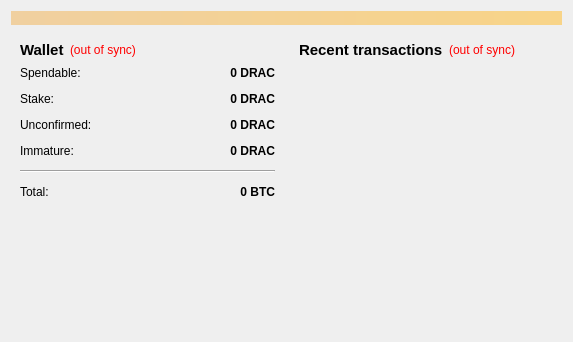
Qt form src/qt/forms/overviewpage.ui (dracula2017/btcb) before a commit.
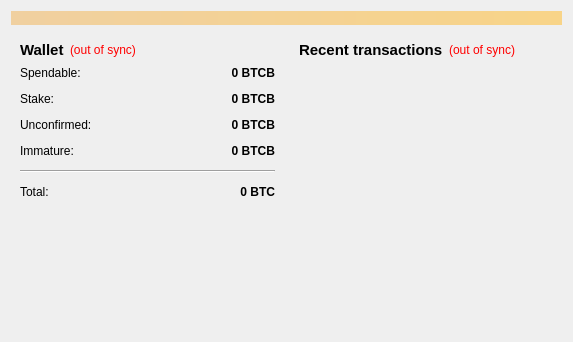
The same form after that commit.

Diff of the .ui file:
```diff
--- a/src/qt/forms/overviewpage.ui
+++ b/src/qt/forms/overviewpage.ui
@@ -118,7 +118,7 @@
                <string>Your current spendable balance</string>
               </property>
               <property name="text">
-               <string notr="true">0 DRAC</string>
+               <string notr="true">0 BTCB</string>
               </property>
               <property name="alignment">
                <set>Qt::AlignRight|Qt::AlignTrailing|Qt::AlignVCenter</set>
@@ -150,7 +150,7 @@
                <string>Total of coins that was staked, and do not yet count toward the current balance</string>
               </property>
               <property name="text">
-               <string notr="true">0 DRAC</string>
+               <string notr="true">0 BTCB</string>
               </property>
               <property name="alignment">
                <set>Qt::AlignRight|Qt::AlignTrailing|Qt::AlignVCenter</set>
@@ -182,7 +182,7 @@
                <string>Total of transactions that have yet to be confirmed, and do not yet count toward the current balance</string>
               </property>
               <property name="text">
-               <string notr="true">0 DRAC</string>
+               <string notr="true">0 BTCB</string>
               </property>
               <property name="alignment">
                <set>Qt::AlignRight|Qt::AlignTrailing|Qt::AlignVCenter</set>
@@ -211,7 +211,7 @@
                <string>Mined balance that has not yet matured</string>
               </property>
               <property name="text">
-               <string notr="true">0 DRAC</string>
+               <string notr="true">0 BTCB</string>
               </property>
               <property name="alignment">
                <set>Qt::AlignRight|Qt::AlignTrailing|Qt::AlignVCenter</set>
```
Left out of the diff: 4 changed lines with no effect on the pictures.
